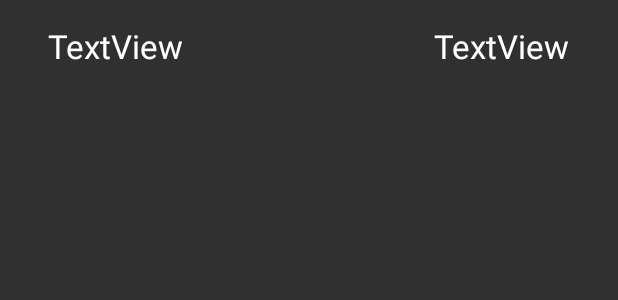
After one commit to notmyfault02/TodayMoney, an Android app: the layout item_money.xml on its own in the app's theme, with its tools: preview values and no code run, on a phone screen of 412 x 824 dp. The commit adds this screen. Shown: the top 300 px of the screen. Run offline under Robolectric (Android 15) with nearby library versions, the phone set to English and light mode, and no system bars.

Commit message:
Update Main Color, Main xml

```diff
--- a/app/build.gradle
+++ b/app/build.gradle
@@ -39,4 +39,5 @@ dependencies {
     implementation "org.jetbrains.anko:anko-commons:0.10.8"
 
     implementation 'org.koin:koin-android:2.0.1'
+    implementation 'androidx.recyclerview:recyclerview:1.0.0'
 }
--- a/app/src/main/AndroidManifest.xml
+++ b/app/src/main/AndroidManifest.xml
@@ -8,7 +8,7 @@
             android:label="@string/app_name"
             android:roundIcon="@mipmap/ic_money_round"
             android:supportsRtl="true"
-            android:theme="@style/AppTheme">
+            android:theme="@style/Theme.AppCompat.NoActionBar">
         <activity
                 android:name=".SplashActivity"
                 android:theme="@style/SplashTheme">
--- /dev/null
+++ b/app/src/main/res/drawable/round_corner.xml
@@ -0,0 +1,6 @@
+<?xml version="1.0" encoding="utf-8"?>
+<shape xmlns:android="http://schemas.android.com/apk/res/android">
+
+    <solid android:color="#FFFFFF"/>
+    <corners android:radius="20dp"/>
+</shape>
--- /dev/null
+++ b/app/src/main/res/layout/item_money.xml
@@ -0,0 +1,24 @@
+<?xml version="1.0" encoding="utf-8"?>
+<androidx.constraintlayout.widget.ConstraintLayout xmlns:android="http://schemas.android.com/apk/res/android"
+                                                   xmlns:app="http://schemas.android.com/apk/res-auto" xmlns:tools="http://schemas.android.com/tools"
+                                                   android:orientation="vertical"
+                                                   android:layout_width="match_parent"
+                                                   android:layout_height="wrap_content">
+
+    <TextView
+            android:text="TextView"
+            android:layout_width="wrap_content"
+            android:layout_height="wrap_content"
+            android:id="@+id/main_money_tv" app:layout_constraintTop_toTopOf="parent"
+            android:layout_marginTop="16dp" app:layout_constraintBottom_toBottomOf="parent"
+            app:layout_constraintEnd_toEndOf="parent" android:layout_marginEnd="32dp"
+            android:layout_marginBottom="16dp" android:textAppearance="@style/TextAppearance.AppCompat.Large"/>
+    <TextView
+            android:text="TextView"
+            android:layout_width="wrap_content"
+            android:layout_height="wrap_content"
+            android:id="@+id/main_reason_tv" app:layout_constraintStart_toStartOf="parent"
+            android:layout_marginStart="32dp" app:layout_constraintTop_toTopOf="parent"
+            android:layout_marginTop="16dp" app:layout_constraintBottom_toBottomOf="parent"
+            android:layout_marginBottom="16dp" android:textAppearance="@style/TextAppearance.AppCompat.Large"/>
+</androidx.constraintlayout.widget.ConstraintLayout>
--- a/app/src/main/res/values/colors.xml
+++ b/app/src/main/res/values/colors.xml
@@ -1,6 +1,6 @@
 <?xml version="1.0" encoding="utf-8"?>
 <resources>
-    <color name="colorPrimary">#008577</color>
+    <color name="colorPrimary">#f7d353</color>
     <color name="colorPrimaryDark">#00574B</color>
     <color name="colorAccent">#D81B60</color>
 </resources>
```
Also changed, not shown: app/src/main/java/com/example/todaymoney/MainAdapter.kt (added, +28 -0 lines), app/src/main/java/com/example/todaymoney/db/Money.kt (added, +10 -0 lines), app/src/main/res/layout/activity_main.xml (+11 -9 lines), 1 other file.
